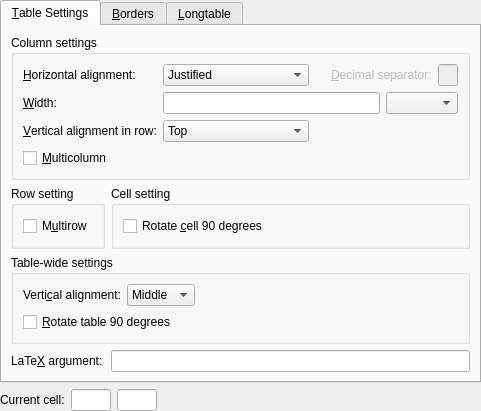
Before: the Qt Designer form src/frontends/qt4/ui/TabularUi.ui in cburschka/lyx, drawn with Qt 5.
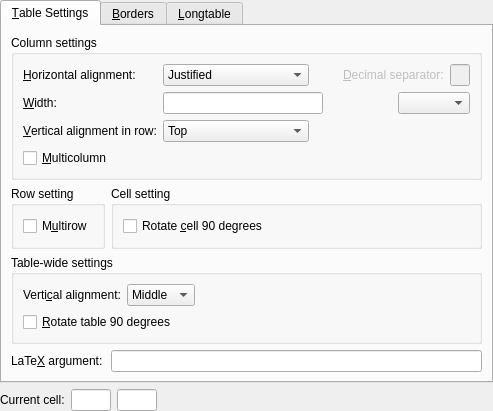
After: the same form once the commit is applied. Custom widgets are drawn as their Qt base class.

Commit message: TabularUi.ui: fix position of spacer to make alignment entry "At Decimal Separator" readable

```diff
--- a/src/frontends/qt4/ui/TabularUi.ui
+++ b/src/frontends/qt4/ui/TabularUi.ui
@@ -5,7 +5,7 @@
    <rect>
     <x>0</x>
     <y>0</y>
-    <width>358</width>
+    <width>433</width>
     <height>376</height>
    </rect>
   </property>
@@ -84,9 +84,7 @@
            </widget>
           </item>
           <item row="0" column="2" colspan="2">
-           <layout class="QHBoxLayout" name="horizontalLayout">
-            <item>
-             <spacer>
+           <spacer name="horizontalSpacer">
               <property name="orientation">
                <enum>Qt::Horizontal</enum>
               </property>
@@ -95,12 +93,14 @@
               </property>
               <property name="sizeHint" stdset="0">
                <size>
-                <width>40</width>
+              <width>4</width>
                 <height>20</height>
                </size>
               </property>
              </spacer>
             </item>
+          <item row="0" column="4" colspan="2">
+           <layout class="QHBoxLayout" name="horizontalLayout">
             <item>
              <widget class="QLabel" name="decimalL">
               <property name="enabled">
@@ -170,7 +170,7 @@
             </property>
            </widget>
           </item>
-          <item row="1" column="3">
+          <item row="1" column="5">
            <widget class="LengthCombo" name="widthUnitCB"/>
           </item>
           <item row="2" column="0">
@@ -205,7 +205,7 @@
             </item>
            </widget>
           </item>
-          <item row="2" column="2">
+          <item row="2" column="3" colspan="2">
            <spacer name="spacer">
             <property name="orientation">
              <enum>Qt::Horizontal</enum>
```
Left out of the diff: 3 changed lines with no effect on the pictures. Lines whose indentation alone changed are shown as unchanged.
